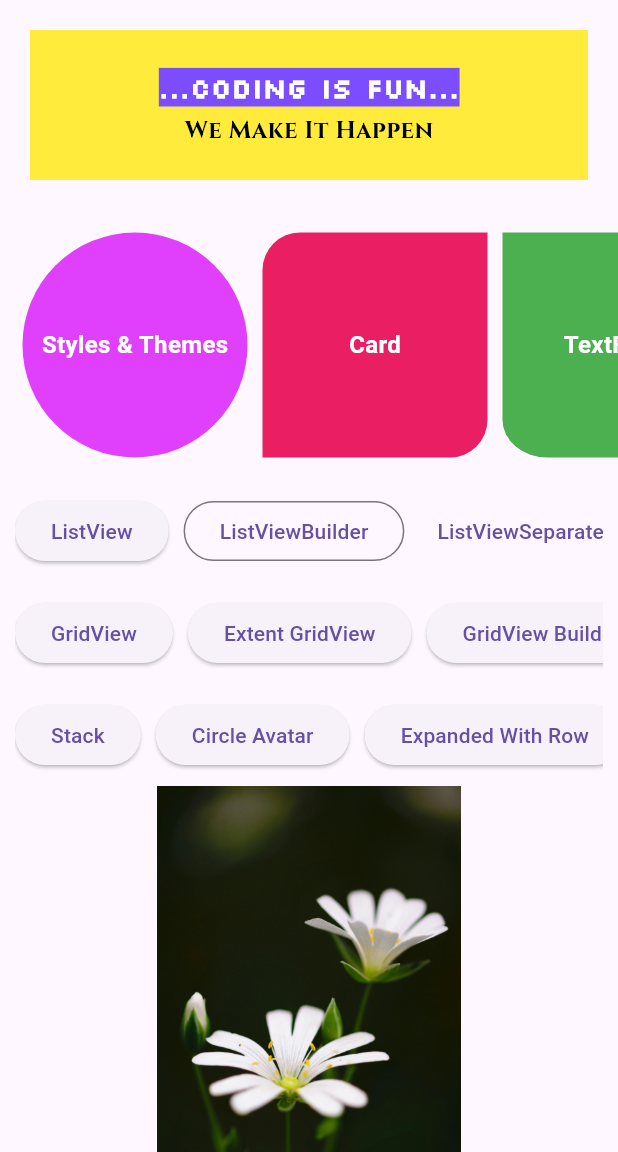
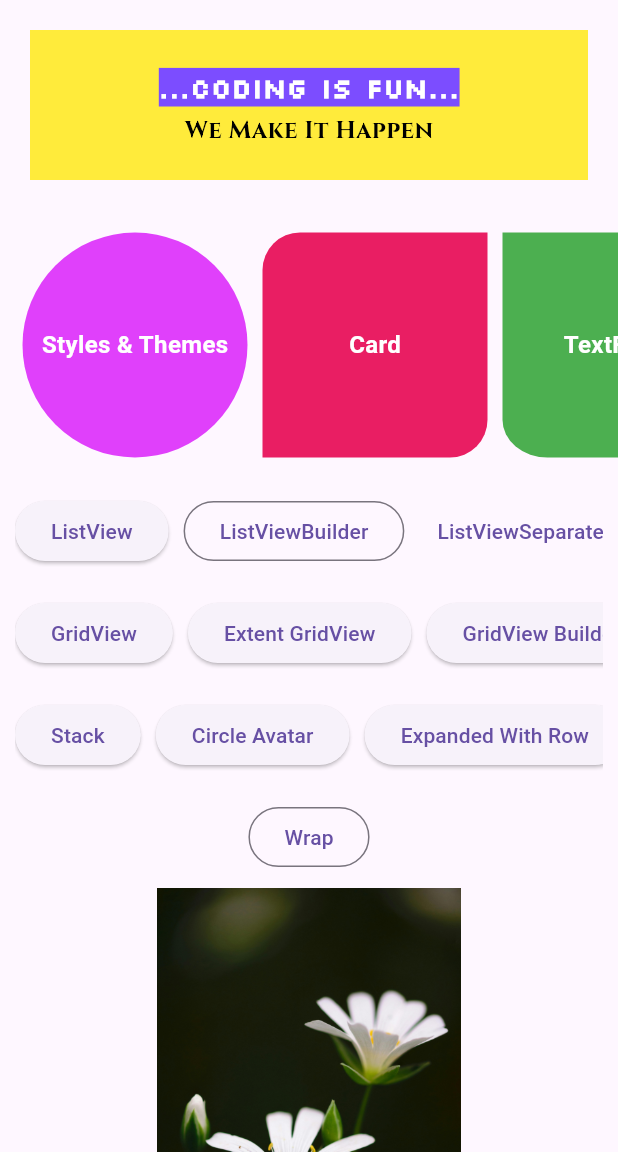
Before and after one commit to thisisdishang/JourneyToFlutter, a Flutter app: the screen it shows after launch, on a phone screen of 412 x 824 dp, the part 84-1236 px from its top. Run offline on Flutter 3.47's test engine with Material 3 defaults, Android fonts, the phone set to English and light mode, and no system bars; our stand-ins replace fluttertoast.

Commit message:
Implement wrap widget with it's properties

```diff
--- a/lib/main.dart
+++ b/lib/main.dart
@@ -2,6 +2,7 @@ import 'package:flutter/material.dart';
 import 'package:fluttertoast/fluttertoast.dart';
 import 'package:journey_to_flutter/CircleAvatar.dart';
 import 'package:journey_to_flutter/CustomWidget.dart';
+import 'package:journey_to_flutter/MyWrap.dart';
 import 'package:journey_to_flutter/SplittingApp.dart';
 import 'package:journey_to_flutter/ExpandedExample.dart';
 import 'package:journey_to_flutter/GridView.dart';
@@ -594,6 +595,30 @@ class _MyHomePageState extends State<MyHomePage> {
                 ),
               ),
             ),
+            Padding(
+              padding: const EdgeInsets.all(10),
+              child: SingleChildScrollView(
+                scrollDirection: Axis.horizontal,
+                child: Row(
+                  mainAxisAlignment: MainAxisAlignment.spaceAround,
+                  children: [
+                    OutlinedButton(
+                      onPressed: () {
+                        Navigator.push(
+                          context,
+                          MaterialPageRoute(
+                            builder: (context) {
+                              return mywrap();
+                            },
+                          ),
+                        );
+                      },
+                      child: Text('Wrap'),
+                    ),
+                  ],
+                ),
+              ),
+            ),
             InkWell(
               onTap: () {
                 callBack();
```
Also changed, not shown: lib/MyWrap.dart (added, +81 -0 lines).
